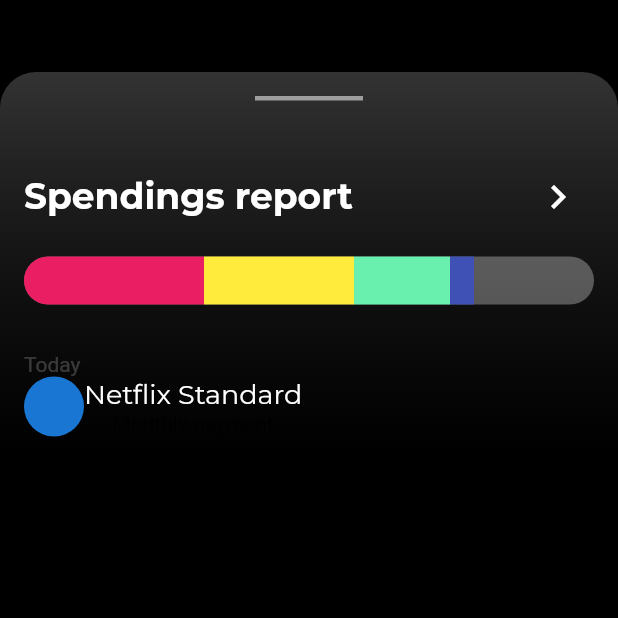
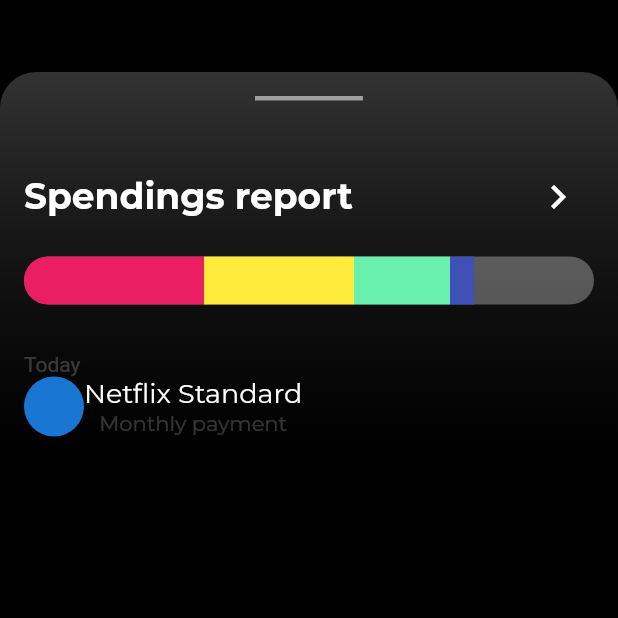
Before and after one commit to JAICHANGPARK/flutter_notebook_8th_story, a Flutter app: the screen it shows after launch, on a phone screen of 412 x 824 dp, the top half of it. Run offline on Flutter 3.47's test engine with Material 2 defaults, Android fonts, the phone set to English and light mode, and no system bars; our stand-ins replace badges, flutter_hooks, google_fonts, hooks_riverpod, state_notifier.

Commit message:
Update bank_main_page.dart

```diff
--- a/lib/ep594_banking_app/bank_main_page.dart
+++ b/lib/ep594_banking_app/bank_main_page.dart
@@ -118,7 +118,9 @@ class _BankMainPageState extends State<BankMainPage> {
                                   color: Colors.white,
                                   fontSize: 18,
                                 ),),
-                                Text("Monthly payment")
+                                Text("Monthly payment", style: GoogleFonts.montserrat(
+                                  color: Colors.white.withOpacity(.2)
+                                ),)
                               ],
                             )
                           ],
```
